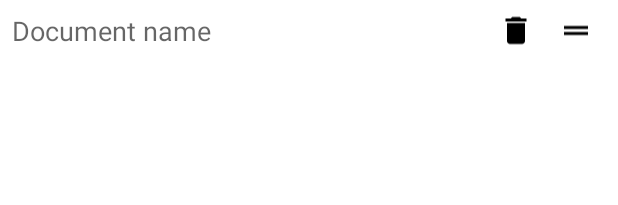
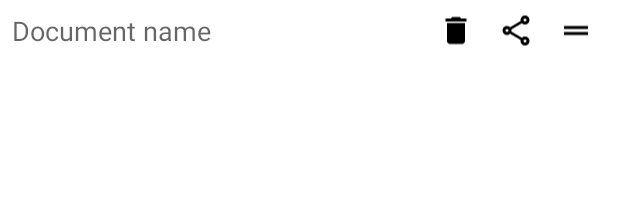
Before and after one commit to michaeltroger/greenpass-android, an Android app: the layout item_certificate_header.xml on its own in the app's theme, with its tools: preview values and no code run, on a phone screen of 412 x 824 dp. Shown: the top 205 px of the screen. Run offline under Robolectric (Android 15) with nearby library versions, the phone set to English and light mode, and no system bars.

Commit message:
Add sharing (#114)
* Add sharing

* Fix lint issues

```diff
--- a/app/src/main/AndroidManifest.xml
+++ b/app/src/main/AndroidManifest.xml
@@ -13,6 +13,12 @@
         android:theme="@style/Theme.GruenerPass"
         tools:targetApi="s"
         tools:ignore="DataExtractionRules">
+        <provider
+            android:name=".fileprovider.PdfFileProvider"
+            android:authorities="@string/pdf_file_provider_authority"
+            android:exported="false"
+            android:grantUriPermissions="true">
+        </provider>
         <activity
             android:name=".settings.SettingsActivity"
             android:parentActivityName=".MainActivity"
--- a/app/src/main/java/com/michaeltroger/gruenerpass/MainViewModel.kt
+++ b/app/src/main/java/com/michaeltroger/gruenerpass/MainViewModel.kt
@@ -110,7 +110,7 @@ class MainViewModel(
             if (pdfHandler.isPdfPasswordProtected(uri)) {
                 _viewEvent.emit(ViewEvent.ShowPasswordDialog)
             } else {
-                if (pdfHandler.copyPdfToCache(uri, fileName = filename)) {
+                if (pdfHandler.copyPdfToApp(uri, fileName = filename)) {
                     handleFileAfterCopying(filename)
                 } else {
                     _viewEvent.emit(ViewEvent.ErrorParsingFile)
@@ -122,7 +122,7 @@ class MainViewModel(
     fun onPasswordEntered(password: String) {
         viewModelScope.launch {
             val filename = UUID.randomUUID().toString() + ".pdf"
-            if (pdfHandler.decryptAndCopyPdfToCache(uri = uri!!, password = password, filename)) {
+            if (pdfHandler.decryptAndCopyPdfToApp(uri = uri!!, password = password, filename)) {
                 handleFileAfterCopying(filename)
             } else {
                 _viewEvent.emit(ViewEvent.ShowPasswordDialog)
--- a/app/src/main/java/com/michaeltroger/gruenerpass/db/Certificate.kt
+++ b/app/src/main/java/com/michaeltroger/gruenerpass/db/Certificate.kt
@@ -6,6 +6,12 @@ import androidx.room.PrimaryKey
 
 @Entity(tableName = "certificates")
 data class Certificate (
+    /**
+     * The name of the internally stored pdf file
+     */
     @PrimaryKey val id: String,
+    /**
+     * The user defined und user facing document name
+     */
     @ColumnInfo(name = "name") val name: String,
 )
--- /dev/null
+++ b/app/src/main/java/com/michaeltroger/gruenerpass/fileprovider/PdfFileProvider.kt
@@ -0,0 +1,6 @@
+package com.michaeltroger.gruenerpass.fileprovider
+
+import androidx.core.content.FileProvider
+import com.michaeltroger.gruenerpass.R
+
+class PdfFileProvider : FileProvider(R.xml.file_paths)
--- a/app/src/main/java/com/michaeltroger/gruenerpass/pager/certificates/CertificateItem.kt
+++ b/app/src/main/java/com/michaeltroger/gruenerpass/pager/certificates/CertificateItem.kt
@@ -34,7 +34,8 @@ class CertificateItem(
     private val renderer: PdfRenderer = PdfRendererBuilder.create(context, fileName = fileName, dispatcher),
     private val onDeleteCalled: () -> Unit,
     private val onDocumentNameChanged: (String) -> Unit,
-    private val onStartDrag: (RecyclerView.ViewHolder) -> Unit
+    private val onStartDrag: (RecyclerView.ViewHolder) -> Unit,
+    private val onShareCalled: () -> Unit,
 ) : BindableItem<ItemCertificateBinding>() {
 
     private val adapter = GroupieAdapter()
@@ -64,7 +65,8 @@ class CertificateItem(
                 onDocumentNameChanged = onDocumentNameChanged,
                 onStartDrag =  {
                     onStartDrag(viewHolder)
-                }
+                },
+                onShareCalled = onShareCalled,
             ))
             if (searchQrCode) {
                 itemList.add(QrCodeItem(renderer, fileName = fileName))
--- a/app/src/main/java/com/michaeltroger/gruenerpass/states/ViewState.kt
+++ b/app/src/main/java/com/michaeltroger/gruenerpass/states/ViewState.kt
@@ -6,7 +6,6 @@ sealed class ViewState {
     abstract val fullBrightness: Boolean
 
     data class Loading(override val fullBrightness: Boolean) : ViewState()
-
     data class Empty(override val fullBrightness: Boolean) : ViewState()
     data class Normal(
         val documents: List<Certificate>,
--- /dev/null
+++ b/app/src/main/res/drawable/share_24px.xml
@@ -0,0 +1,12 @@
+<vector xmlns:android="http://schemas.android.com/apk/res/android"
+    xmlns:tools="http://schemas.android.com/tools"
+    android:width="24dp"
+    android:height="24dp"
+    android:viewportWidth="960"
+    android:viewportHeight="960"
+    android:tint="?attr/colorOnSecondary">
+  <path
+      android:fillColor="@android:color/white"
+      android:pathData="M720,880Q670,880 635,845Q600,810 600,760Q600,753 601,745.5Q602,738 604,732L322,568Q305,583 284,591.5Q263,600 240,600Q190,600 155,565Q120,530 120,480Q120,430 155,395Q190,360 240,360Q263,360 284,368.5Q305,377 322,392L604,228Q602,222 601,214.5Q600,207 600,200Q600,150 635,115Q670,80 720,80Q770,80 805,115Q840,150 840,200Q840,250 805,285Q770,320 720,320Q697,320 676,311.5Q655,303 638,288L356,452Q358,458 359,465.5Q360,473 360,480Q360,487 359,494.5Q358,502 356,508L638,672Q655,657 676,648.5Q697,640 720,640Q770,640 805,675Q840,710 840,760Q840,810 805,845Q770,880 720,880ZM720,240Q737,240 748.5,228.5Q760,217 760,200Q760,183 748.5,171.5Q737,160 720,160Q703,160 691.5,171.5Q680,183 680,200Q680,217 691.5,228.5Q703,240 720,240ZM240,520Q257,520 268.5,508.5Q280,497 280,480Q280,463 268.5,451.5Q257,440 240,440Q223,440 211.5,451.5Q200,463 200,480Q200,497 211.5,508.5Q223,520 240,520ZM720,800Q737,800 748.5,788.5Q760,777 760,760Q760,743 748.5,731.5Q737,720 720,720Q703,720 691.5,731.5Q680,743 680,760Q680,777 691.5,788.5Q703,800 720,800ZM720,200Q720,200 720,200Q720,200 720,200Q720,200 720,200Q720,200 720,200Q720,200 720,200Q720,200 720,200Q720,200 720,200Q720,200 720,200ZM240,480Q240,480 240,480Q240,480 240,480Q240,480 240,480Q240,480 240,480Q240,480 240,480Q240,480 240,480Q240,480 240,480Q240,480 240,480ZM720,760Q720,760 720,760Q720,760 720,760Q720,760 720,760Q720,760 720,760Q720,760 720,760Q720,760 720,760Q720,760 720,760Q720,760 720,760Z"
+      tools:ignore="VectorPath" />
+</vector>
--- a/app/src/main/res/layout/item_certificate_header.xml
+++ b/app/src/main/res/layout/item_certificate_header.xml
@@ -40,7 +40,18 @@
         android:paddingStart="@dimen/space_small"
         android:paddingEnd="@dimen/space_small"
         android:contentDescription="@string/delete"
-        app:layout_constraintStart_toEndOf="@id/name"
+        app:layout_constraintEnd_toStartOf="@id/shareIcon"
+        app:layout_constraintTop_toTopOf="@id/name"
+        app:layout_constraintBottom_toBottomOf="@id/name"/>
+
+    <ImageView
+        android:id="@+id/shareIcon"
+        android:layout_width="wrap_content"
+        android:layout_height="0dp"
+        android:src="@drawable/share_24px"
+        android:paddingStart="@dimen/space_small"
+        android:paddingEnd="@dimen/space_small"
+        android:contentDescription="@string/share"
         app:layout_constraintEnd_toStartOf="@id/handle"
         app:layout_constraintTop_toTopOf="@id/name"
         app:layout_constraintBottom_toBottomOf="@id/name"/>
@@ -53,7 +64,6 @@
         android:paddingEnd="@dimen/space_small"
         android:paddingStart="@dimen/space_small"
         android:contentDescription="@string/move"
-        app:layout_constraintStart_toEndOf="@id/deleteIcon"
         app:layout_constraintEnd_toEndOf="parent"
         app:layout_constraintTop_toTopOf="@id/name"
         app:layout_constraintBottom_toBottomOf="@id/name"/>
--- a/app/src/main/res/values/donottranslate.xml
+++ b/app/src/main/res/values/donottranslate.xml
@@ -10,4 +10,5 @@
     <string name="key_preference_full_brightness">fullBrightness</string>
     <string name="key_preference_version">version</string>
     <string name="licenses_uri">https://michaeltroger.github.io/greenpass-android/licenses</string>
+    <string name="pdf_file_provider_authority">com.michaeltroger.gruenerpass.pdffileprovider</string>
 </resources>
--- a/app/src/main/res/values/strings.xml
+++ b/app/src/main/res/values/strings.xml
@@ -31,4 +31,5 @@
     <string name="licenses">Licenses</string>
     <string name="licenses_summary">Display the open-source licenses used in this project</string>
     <string name="version">Version %1$s</string>
+    <string name="share">Share</string>
 </resources>
--- /dev/null
+++ b/app/src/main/res/xml/file_paths.xml
@@ -0,0 +1,4 @@
+<?xml version="1.0" encoding="utf-8"?>
+<paths>
+    <files-path name="pdfs" path="/"/>
+</paths>
```
Also changed, not shown: app/src/main/java/com/michaeltroger/gruenerpass/MainFragment.kt (+29 -8 lines), app/src/main/java/com/michaeltroger/gruenerpass/model/PdfHandler.kt (+4 -4 lines), app/src/main/java/com/michaeltroger/gruenerpass/pager/certificate/CertificateHeaderItem.kt (+12 -5 lines), 2 other files.
